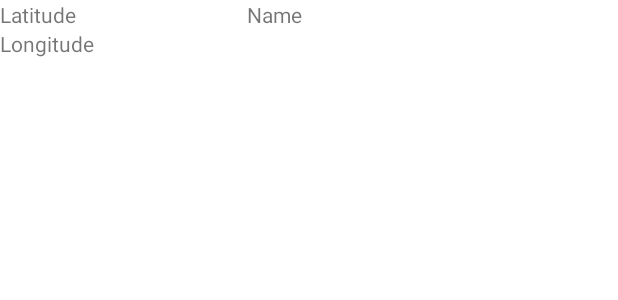
After one commit to andreysc1976/MyMap, an Android app: the layout point_holder.xml on its own in the app's theme, with its tools: preview values and no code run, on a phone screen of 412 x 824 dp. The commit adds this screen. Shown: the top 300 px of the screen. Run offline under Robolectric (Android 15) with nearby library versions, the phone set to English and light mode, and no system bars.

Commit message:
Переделал список меток на Коин, что бы было проще подавать во все классы где список нужен Сделал вывод списка добавленных маркеров

```diff
--- a/app/build.gradle
+++ b/app/build.gradle
@@ -49,9 +49,12 @@ dependencies {
     implementation 'androidx.legacy:legacy-support-v4:1.0.0'
     implementation 'androidx.lifecycle:lifecycle-livedata-ktx:2.5.1'
     implementation 'androidx.lifecycle:lifecycle-viewmodel-ktx:2.5.1'
+    implementation 'androidx.navigation:navigation-fragment-ktx:2.5.1'
+    implementation 'androidx.navigation:navigation-ui-ktx:2.5.1'
     testImplementation 'junit:junit:4.13.2'
     androidTestImplementation 'androidx.test.ext:junit:1.1.3'
     androidTestImplementation 'androidx.test.espresso:espresso-core:3.4.0'
 
     implementation 'com.yandex.android:maps.mobile:4.1.0-full'
+    implementation "io.insert-koin:koin-android:3.1.5"
 }
--- a/app/src/main/AndroidManifest.xml
+++ b/app/src/main/AndroidManifest.xml
@@ -15,6 +15,7 @@
         android:roundIcon="@mipmap/ic_launcher_round"
         android:supportsRtl="true"
         android:theme="@style/Theme.MyMap"
+        android:name="ru.a_party.App"
         tools:targetApi="31">
         <activity
             android:name=".MainActivity"
--- /dev/null
+++ b/app/src/main/res/layout/point_holder.xml
@@ -0,0 +1,43 @@
+<?xml version="1.0" encoding="utf-8"?>
+<androidx.constraintlayout.widget.ConstraintLayout xmlns:android="http://schemas.android.com/apk/res/android"
+    xmlns:app="http://schemas.android.com/apk/res-auto"
+    xmlns:tools="http://schemas.android.com/tools"
+    android:layout_width="match_parent"
+    android:layout_height="wrap_content">
+
+    <TextView
+        android:id="@+id/tvLat"
+        android:layout_width="0dp"
+        android:layout_height="wrap_content"
+        app:layout_constraintEnd_toStartOf="@+id/guideline2"
+        app:layout_constraintStart_toStartOf="parent"
+        app:layout_constraintTop_toTopOf="parent"
+        tools:text="Latitude" />
+
+    <TextView
+        android:id="@+id/tvLong"
+        android:layout_width="0dp"
+        android:layout_height="wrap_content"
+        app:layout_constraintEnd_toStartOf="@+id/guideline2"
+        app:layout_constraintStart_toStartOf="parent"
+        app:layout_constraintTop_toBottomOf="@+id/tvLat"
+        tools:text="Longitude" />
+
+    <TextView
+        android:id="@+id/tvName"
+        android:layout_width="0dp"
+        android:layout_height="0dp"
+        app:layout_constraintBottom_toBottomOf="@+id/tvLong"
+        app:layout_constraintEnd_toEndOf="parent"
+        app:layout_constraintStart_toStartOf="@+id/guideline2"
+        app:layout_constraintTop_toTopOf="parent"
+        tools:text="Name" />
+
+    <androidx.constraintlayout.widget.Guideline
+        android:id="@+id/guideline2"
+        android:layout_width="wrap_content"
+        android:layout_height="wrap_content"
+        android:orientation="vertical"
+        app:layout_constraintGuide_percent="0.4" />
+
+</androidx.constraintlayout.widget.ConstraintLayout>
```
Also changed, not shown: app/src/main/java/ru/a_party/App.kt (added, +19 -0 lines), app/src/main/java/ru/a_party/mainModule.kt (added, +8 -0 lines), app/src/main/java/ru/a_party/mymap/ListAdapter.kt (added, +38 -0 lines), app/src/main/java/ru/a_party/mymap/ListMarkerFragment.kt (added, +43 -0 lines), app/src/main/java/ru/a_party/mymap/ListMarkerViewModel.kt (added, +8 -0 lines), app/src/main/java/ru/a_party/mymap/MainActivity.kt (+24 -1 lines), app/src/main/java/ru/a_party/mymap/MapFragment.kt (+16 -12 lines), app/src/main/java/ru/a_party/mymap/MapViewModel.kt (+10 -12 lines), app/src/main/java/ru/a_party/mymap/MyMarkers.kt (added, +36 -0 lines), app/src/main/res/layout/activity_main.xml (+5 -10 lines), app/src/main/res/layout/fragment_list_marker.xml (added, +12 -0 lines), app/src/main/res/menu/main_menu.xml (added, +7 -0 lines).
